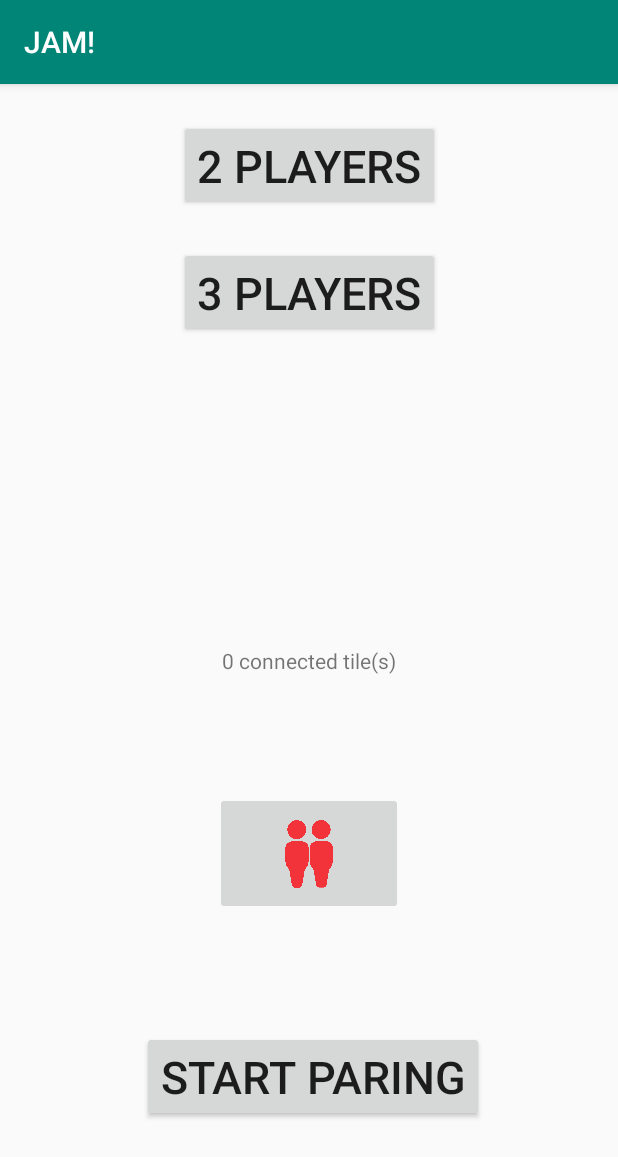
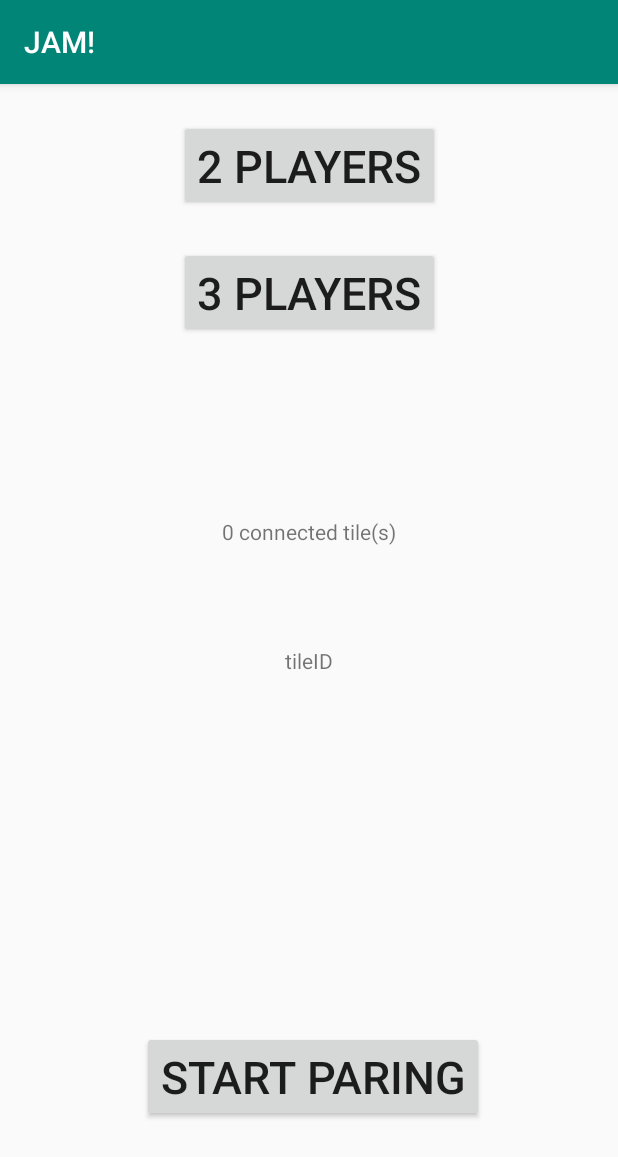
Before and after one commit to sellerskyle/PlaywareGroup2Final, an Android app: the screen it shows after launch (MainActivity), on a phone screen of 412 x 824 dp. Shown: the top 1157 px of the screen. Run offline under Robolectric (Android 15) with nearby library versions, the phone set to English and light mode, and no system bars; libraries missing offline, so code that uses them is left out: com.livelife.motolibrary; 7 statements that could not run were skipped.

```diff
--- a/app/src/main/java/com/example/miniproject/MainActivity.java
+++ b/app/src/main/java/com/example/miniproject/MainActivity.java
@@ -10,6 +10,7 @@ import android.widget.Button;
 import android.widget.Spinner;
 import android.widget.TextView;
 
+import com.livelife.motolibrary.AntData;
 import com.livelife.motolibrary.MotoConnection;
 import com.livelife.motolibrary.MotoSound;
 import com.livelife.motolibrary.OnAntEventListener;
@@ -18,12 +19,14 @@ import com.livelife.motolibrary.OnAntEventListener;
 
 public class MainActivity extends AppCompatActivity implements OnAntEventListener {
 
-    MotoConnection connection = MotoConnection.getInstance();
+    MotoConnection connection;// = MotoConnection.getInstance();
     MotoSound sound = MotoSound.getInstance();
 
     Button paringButton;
     Button TwoPlayerButton;
     Button ThreePlayerButton;
+
+    TextView tileIDs;
 
 
     boolean isParing = false;
@@ -37,10 +40,12 @@ public class MainActivity extends AppCompatActivity implements OnAntEventListene
     protected void onCreate(Bundle savedInstanceState) {
         super.onCreate(savedInstanceState);
         setContentView(R.layout.activity_main);
+
         setTitle("JAM!");
 
         sound.initializeSounds(this);
 
+        connection=MotoConnection.getInstance();
         connection.startMotoConnection(MainActivity.this);
         connection.saveRfFrequency(26); //(Group No.)*10+6
         connection.setDeviceId(2); //Your group number
@@ -49,6 +54,8 @@ public class MainActivity extends AppCompatActivity implements OnAntEventListene
         statusTextView = findViewById(R.id.statusTextView);
 
         paringButton = findViewById(R.id.paringButton);
+        //tileIDs = findViewById(R.id.tileIDs);
+        //tileIDs.setText(connection.);
         paringButton.setOnClickListener(new View.OnClickListener() {
 
             @Override
@@ -73,6 +80,7 @@ public class MainActivity extends AppCompatActivity implements OnAntEventListene
                 connection.unregisterListener(MainActivity.this);
                 Intent i = new Intent(MainActivity.this, InstrumentSelectionActivity.class);
                 i.putExtra("player",numberOfPlayers);
+
                 startActivity(i);
             }
         });
@@ -89,6 +97,8 @@ public class MainActivity extends AppCompatActivity implements OnAntEventListene
                 startActivity(i);
             }
         });
+
+        //connection.setAllTilesColor(AntData.LED_COLOR_BLUE);
     }
 
     @Override
--- a/app/src/main/res/layout/activity_main.xml
+++ b/app/src/main/res/layout/activity_main.xml
@@ -8,6 +8,16 @@
     tools:context=".MainActivity">
 
     <TextView
+        android:id="@+id/tileIDs"
+        android:layout_width="wrap_content"
+        android:layout_height="wrap_content"
+        android:text="tileID"
+        app:layout_constraintBottom_toBottomOf="parent"
+        app:layout_constraintLeft_toLeftOf="parent"
+        app:layout_constraintRight_toRightOf="parent"
+        app:layout_constraintTop_toTopOf="parent" />
+
+    <TextView
         android:id="@+id/statusTextView"
         android:layout_width="wrap_content"
         android:layout_height="wrap_content"
@@ -15,7 +25,8 @@
         app:layout_constraintBottom_toBottomOf="parent"
         app:layout_constraintLeft_toLeftOf="parent"
         app:layout_constraintRight_toRightOf="parent"
-        app:layout_constraintTop_toTopOf="parent" />
+        app:layout_constraintTop_toTopOf="parent"
+        app:layout_constraintVertical_bias="0.386" />
 
 
     <Button
@@ -58,20 +69,6 @@
         app:layout_constraintStart_toStartOf="parent"
         app:layout_constraintTop_toBottomOf="@+id/TwoPlayerButton" />
 
-    <ImageButton
-        android:id="@+id/ib2"
-        android:layout_width="125dp"
-        android:layout_height="82dp"
-        android:layout_alignParentRight="true"
-        android:layout_marginStart="8dp"
-        android:layout_marginTop="8dp"
-        android:layout_marginEnd="8dp"
-        android:layout_marginBottom="8dp"
-        android:scaleType="fitCenter"
-        android:src="@drawable/two_player"
-        app:layout_constraintBottom_toTopOf="@+id/paringButton"
-        app:layout_constraintEnd_toEndOf="parent"
-        app:layout_constraintStart_toStartOf="parent"
-        app:layout_constraintTop_toBottomOf="@+id/statusTextView" />
+
 
 </android.support.constraint.ConstraintLayout>
```
Also changed, not shown: app/src/main/java/com/example/miniproject/InstrumentSelectionActivity.java (+21 -6 lines).
